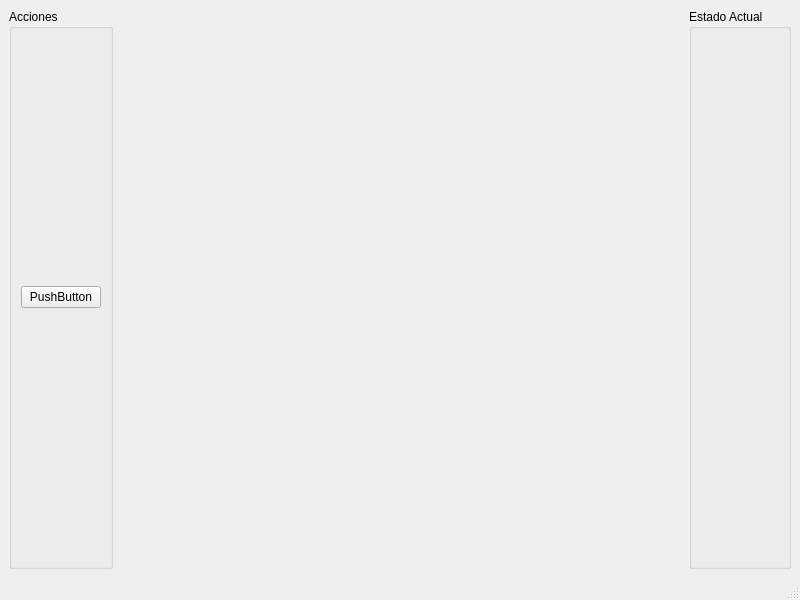
Qt form CNCLaserPUCP/mainwindow.ui (RaulHuertas/CNCLaserPUCP) before a commit.
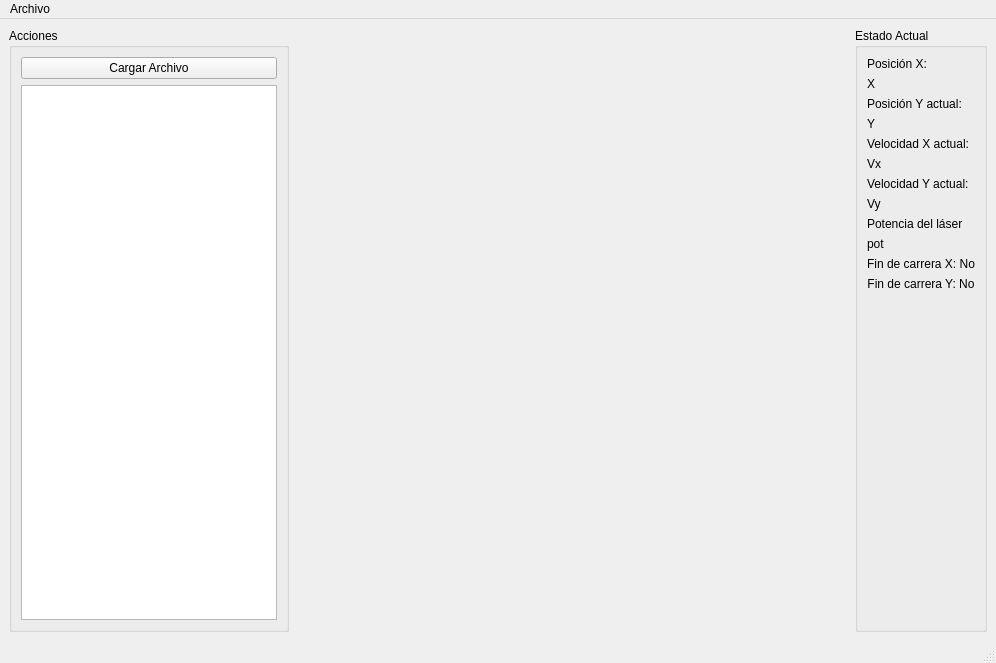
The same form after that commit.

Commit message: ya se ven las líneas del archivo cargado

What changed in the file:
```diff
--- a/CNCLaserPUCP/mainwindow.ui
+++ b/CNCLaserPUCP/mainwindow.ui
@@ -6,8 +6,8 @@
    <rect>
     <x>0</x>
     <y>0</y>
-    <width>800</width>
-    <height>600</height>
+    <width>996</width>
+    <height>663</height>
    </rect>
   </property>
   <property name="windowTitle">
@@ -30,7 +30,17 @@
        <item>
         <widget class="QPushButton" name="button">
          <property name="text">
-          <string>PushButton</string>
+          <string>Cargar Archivo</string>
+         </property>
+        </widget>
+       </item>
+       <item>
+        <widget class="QPlainTextEdit" name="reporte">
+         <property name="sizePolicy">
+          <sizepolicy hsizetype="Minimum" vsizetype="Expanding">
+           <horstretch>0</horstretch>
+           <verstretch>0</verstretch>
+          </sizepolicy>
          </property>
         </widget>
        </item>
@@ -58,6 +68,111 @@
       <property name="title">
        <string>Estado Actual</string>
       </property>
+      <layout class="QGridLayout" name="gridLayout">
+       <item row="6" column="0">
+        <widget class="QLabel" name="label_8">
+         <property name="text">
+          <string>Velocidad Y actual:</string>
+         </property>
+        </widget>
+       </item>
+       <item row="0" column="0">
+        <widget class="QLabel" name="label">
+         <property name="text">
+          <string>Posición X:</string>
+         </property>
+        </widget>
+       </item>
+       <item row="8" column="0">
+        <widget class="QLabel" name="label_6">
+         <property name="text">
+          <string>Potencia del láser</string>
+         </property>
+        </widget>
+       </item>
+       <item row="7" column="0">
+        <widget class="QLabel" name="vy">
+         <property name="text">
+          <string>Vy</string>
+         </property>
+        </widget>
+       </item>
+       <item row="4" column="0">
+        <widget class="QLabel" name="label_5">
+         <property name="text">
+          <string>Velocidad X actual:</string>
+         </property>
+        </widget>
+       </item>
+       <item row="2" column="0">
+        <widget class="QLabel" name="label_3">
+         <property name="text">
+          <string>Posición Y actual:</string>
+         </property>
+        </widget>
+       </item>
+       <item row="12" column="0">
+        <spacer name="verticalSpacer">
+         <property name="orientation">
+          <enum>Qt::Vertical</enum>
+         </property>
+         <property name="sizeHint" stdset="0">
+          <size>
+           <width>20</width>
+           <height>40</height>
+          </size>
+         </property>
+        </spacer>
+       </item>
+       <item row="10" column="0">
+        <widget class="QLabel" name="finX">
+         <property name="text">
+          <string>Fin de carrera X: No</string>
+         </property>
+         <property name="alignment">
+          <set>Qt::AlignCenter</set>
+         </property>
+        </widget>
+       </item>
+       <item row="1" column="0">
+        <widget class="QLabel" name="posX">
+         <property name="text">
+          <string>X</string>
+         </property>
+        </widget>
+       </item>
+       <item row="3" column="0">
+        <widget class="QLabel" name="posY">
+         <property name="text">
+          <string>Y</string>
+         </property>
+        </widget>
+       </item>
+       <item row="9" column="0">
+        <widget class="QLabel" name="potencia">
+         <property name="text">
+          <string>pot</string>
+         </property>
+        </widget>
+       </item>
+       <item row="5" column="0">
+        <widget class="QLabel" name="vx">
+         <property name="text">
+          <string>Vx</string>
+         </property>
+        </widget>
+       </item>
+       <item row="11" column="0">
+        <widget class="QLabel" name="finY">
+         <property name="text">
+          <string>Fin de carrera Y: No</string>
+         </property>
+         <property name="alignment">
+          <set>Qt::AlignCenter</set>
+         </property>
+        </widget>
+       </item>
+      </layout>
      </widget>
     </item>
    </layout>
@@ -67,10 +182,17 @@
     <rect>
      <x>0</x>
      <y>0</y>
-     <width>800</width>
+     <width>996</width>
      <height>22</height>
     </rect>
    </property>
+   <widget class="QMenu" name="menuArchivo">
+    <property name="title">
+     <string>Archivo</string>
+    </property>
+    <addaction name="actionAcerca_de"/>
+   </widget>
+   <addaction name="menuArchivo"/>
   </widget>
   <widget class="QStatusBar" name="statusbar"/>
  </widget>
```
Left out of the diff: 9 changed lines with no effect on the pictures. The commit also changes 9 other files.
